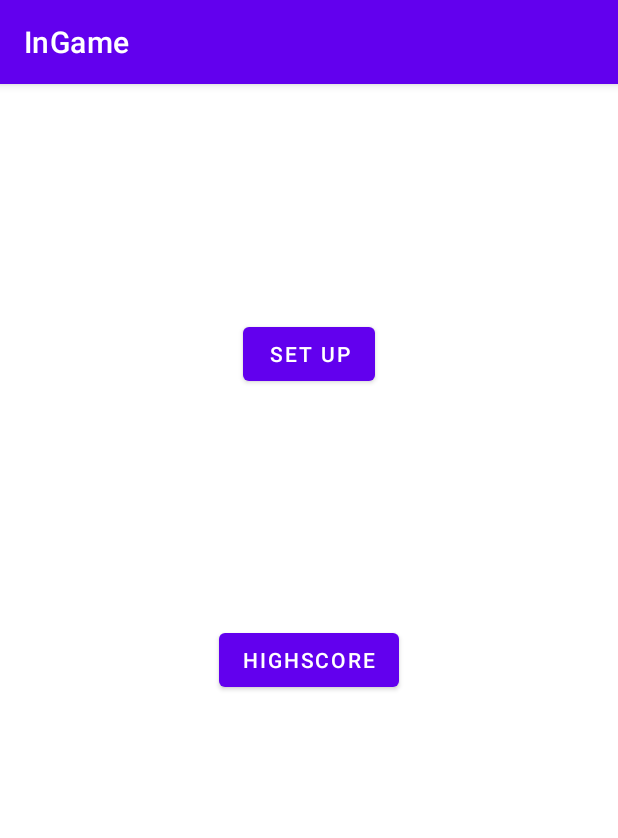
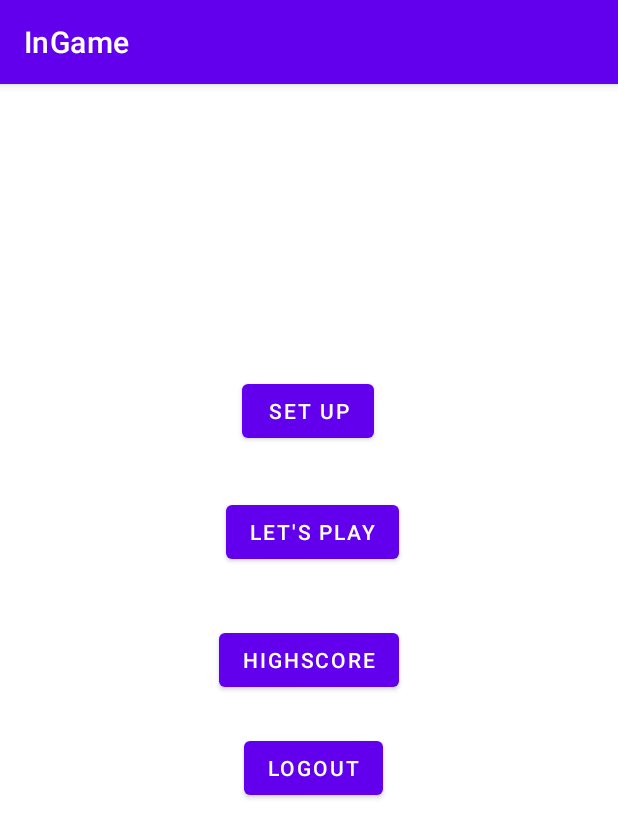
Before and after one commit to andre279m/proj-cm-12, an Android app: the MainActivity screen opened directly, with no data from a screen before it, on a phone screen of 412 x 824 dp. Shown: the top 838 px of the screen. Run offline under Robolectric (Android 15) with nearby library versions, the phone set to English and light mode, and no system bars; our stand-ins replace Firebase (no records; nobody signed in at launch, a user with empty details on screens opened directly).

Commit message:
User verification + disable back on logout

```diff
--- a/app/src/main/java/com/example/ingame/MainActivity.java
+++ b/app/src/main/java/com/example/ingame/MainActivity.java
@@ -6,19 +6,37 @@ import android.content.Intent;
 import android.os.Bundle;
 import android.widget.Button;
 
+import com.google.firebase.auth.FirebaseAuth;
+
 public class MainActivity extends AppCompatActivity {
+
+    private Button buttonHighScore;
+    private Button buttonSetUp;
+    private Button buttonLogout;
+
 
     @Override
     protected void onCreate(Bundle savedInstanceState) {
         super.onCreate(savedInstanceState);
         setContentView(R.layout.activity_main);
 
-        Button buttonHighScore = findViewById(R.id.highscore);
-        Button buttonSetUp = findViewById(R.id.setup);
+        buttonHighScore = findViewById(R.id.highscore);
+        buttonSetUp = findViewById(R.id.setup);
+        buttonLogout = findViewById(R.id.logout);
 
 
         buttonHighScore.setOnClickListener(__ -> onButtonHighScoreClicked());
         buttonSetUp.setOnClickListener(__ -> onButtonSetUpClicked());
+        buttonLogout.setOnClickListener(__ -> onButtonLogoutClicked());
+
+
+    }
+
+    private void onButtonLogoutClicked() {
+        FirebaseAuth.getInstance().signOut();
+        Intent intentReturnLoginPage = new Intent(this, AuthenticationPage.class);
+        startActivity(intentReturnLoginPage);
+        finish();
 
 
     }
--- a/app/src/main/res/layout/activity_main.xml
+++ b/app/src/main/res/layout/activity_main.xml
@@ -23,6 +23,31 @@
         android:text="Set Up"
         app:layout_constraintBottom_toTopOf="@+id/highscore"
         app:layout_constraintEnd_toEndOf="parent"
+        app:layout_constraintHorizontal_bias="0.498"
+        app:layout_constraintStart_toStartOf="parent"
+        app:layout_constraintTop_toTopOf="parent"
+        app:layout_constraintVertical_bias="0.622" />
+
+    <Button
+        android:id="@+id/play"
+        android:layout_width="wrap_content"
+        android:layout_height="wrap_content"
+        android:text="Let's Play"
+        app:layout_constraintBottom_toTopOf="@+id/highscore"
+        app:layout_constraintEnd_toEndOf="parent"
+        app:layout_constraintHorizontal_bias="0.508"
+        app:layout_constraintStart_toStartOf="parent"
+        app:layout_constraintTop_toTopOf="parent"
+        app:layout_constraintVertical_bias="0.88" />
+
+    <Button
+        android:id="@+id/logout"
+        android:layout_width="wrap_content"
+        android:layout_height="wrap_content"
+        android:layout_marginTop="432dp"
+        android:text="Logout"
+        app:layout_constraintEnd_toEndOf="parent"
+        app:layout_constraintHorizontal_bias="0.509"
         app:layout_constraintStart_toStartOf="parent"
         app:layout_constraintTop_toTopOf="parent" />
 </androidx.constraintlayout.widget.ConstraintLayout>
```
Also changed, not shown: app/src/main/java/com/example/ingame/AuthenticationPage.java (+15 -2 lines), app/src/main/java/com/example/ingame/SharedViewModel.java (+9 -14 lines).
